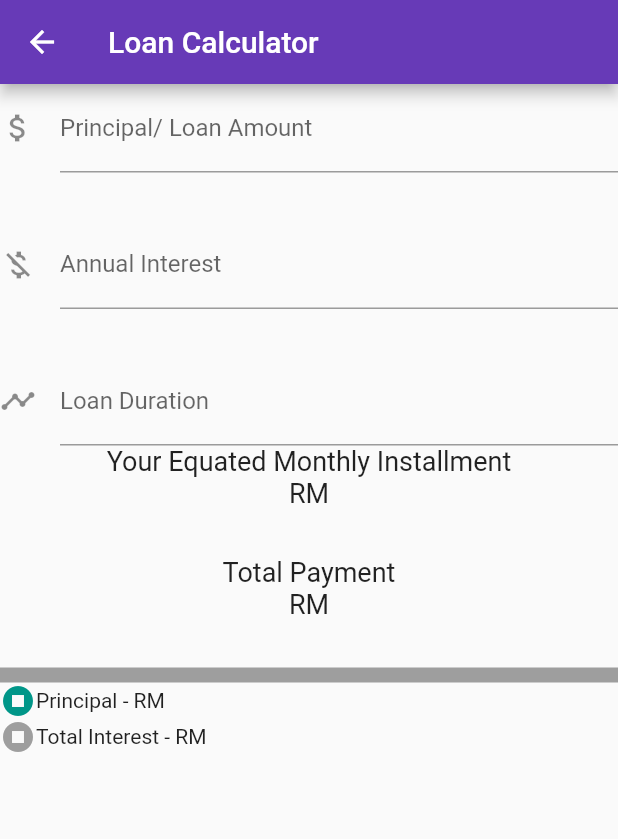
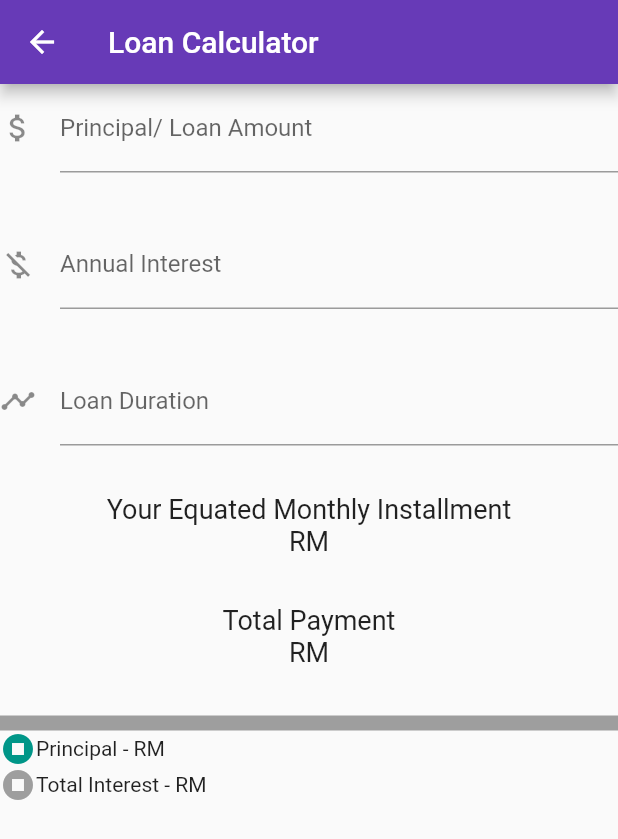
Before and after one commit to firdausly/CalculationModuleFlutter, a Flutter app: the LoanCalculator screen opened directly, on a phone screen of 412 x 824 dp. Shown: the top 839 px of the screen. Run offline on Flutter 3.47's test engine with Material 2 defaults, Android fonts, the phone set to English and light mode, and no system bars; Roboto replaces fonts that are missing (Georgia).

Commit message:
Added padding

```diff
--- a/lib/Calculation/LoanCalculator.dart
+++ b/lib/Calculation/LoanCalculator.dart
@@ -162,6 +162,8 @@ class _LoanCalculatorState extends State<LoanCalculator> {
                                     },
                                   ),
 
+                                  Padding(
+                                      padding: const EdgeInsets.symmetric(vertical: 16.0)),
                                   Align(
                                     alignment: Alignment.center,
                                     child: Column(
```
